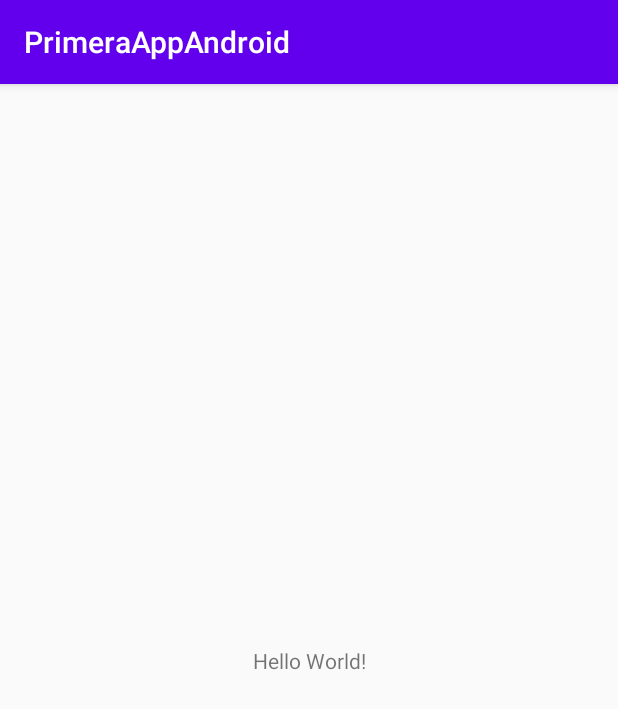
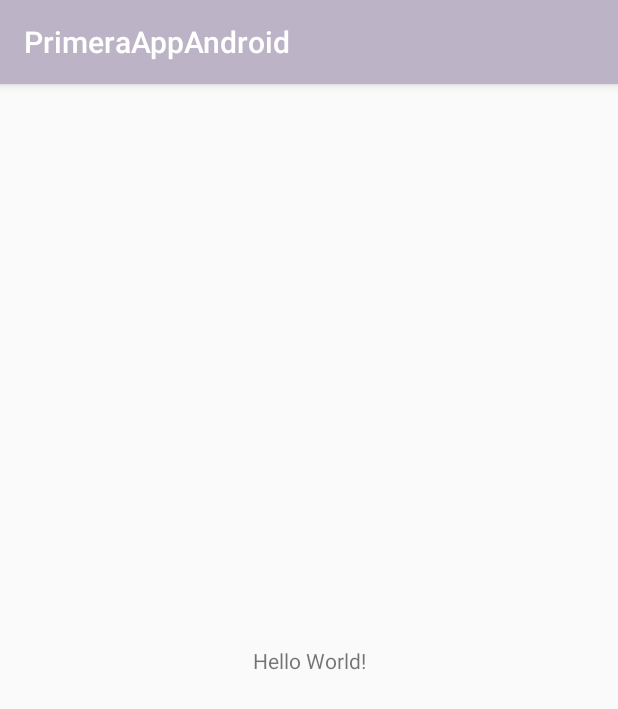
Before and after one commit to ICoelloC/ICC_PrimeraAppAndroid, an Android app: the screen it shows after launch (MainActivity), on a phone screen of 412 x 824 dp. Shown: the top 709 px of the screen. Run offline under Robolectric (Android 15) with nearby library versions, the phone set to English and light mode, and no system bars.

Commit message:
Commit on develop`s branch, modified the file colors.xml, colors are modified to a custom Theme

```diff
--- a/app/src/main/res/values/colors.xml
+++ b/app/src/main/res/values/colors.xml
@@ -1,6 +1,6 @@
 <?xml version="1.0" encoding="utf-8"?>
 <resources>
-    <color name="colorPrimary">#6200EE</color>
-    <color name="colorPrimaryDark">#3700B3</color>
-    <color name="colorAccent">#03DAC5</color>
+    <color name="colorPrimary">#BCB4C6</color>
+    <color name="colorPrimaryDark">@color/colorAccent</color>
+    <color name="colorAccent">#A58FC1</color>
 </resources>
```
